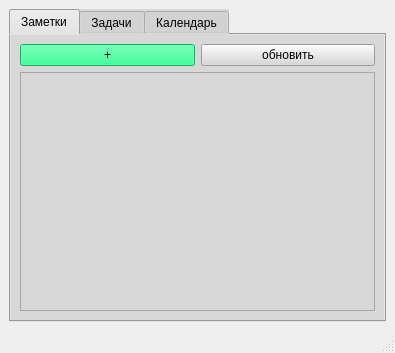
First picture: the form in test_maket.ui, repository Dragonfly774/daily, before the edit.
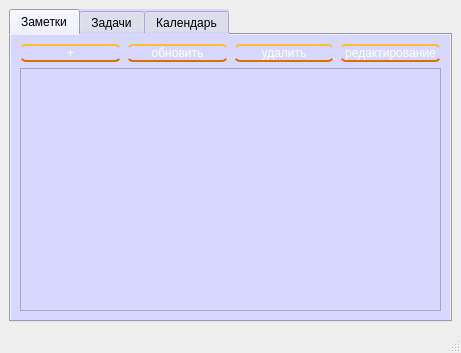
Second picture: the form after the edit.

Commit message: использую listWidget, добавил обновление и начал делать удаление

Patch:
```diff
--- a/test_maket.ui
+++ b/test_maket.ui
@@ -6,7 +6,7 @@
    <rect>
     <x>0</x>
     <y>0</y>
-    <width>395</width>
+    <width>461</width>
     <height>353</height>
    </rect>
   </property>
@@ -15,10 +15,10 @@
   </property>
   <widget class="QWidget" name="centralwidget">
    <layout class="QGridLayout" name="gridLayout">
-    <item row="0" column="0">
+    <item row="0" column="1">
      <widget class="QTabWidget" name="tabWidget">
       <property name="styleSheet">
-       <string notr="true">background-color: rgb(216, 216, 216);</string>
+       <string notr="true">background-color: rgb(216, 216, 255);</string>
       </property>
       <property name="currentIndex">
        <number>0</number>
@@ -37,7 +37,18 @@
            </size>
           </property>
           <property name="styleSheet">
-           <string notr="true">background-color: rgb(0, 255, 127);</string>
+           <string notr="true">  display: inline-block;
+  color: white;
+  text-decoration: none;
+  padding: .5em 2em;
+  outline: none;
+  border-width: 2px 0;
+  border-style: solid none;
+  border-color: #FDBE33 #000 #D77206;
+  border-radius: 6px;
+  background: linear-gradient(#F3AE0F, #E38916) #E38916;
+  transition: 0.2s;
+</string>
           </property>
           <property name="text">
            <string>+</string>
@@ -46,13 +57,67 @@
         </item>
         <item row="0" column="1">
          <widget class="QPushButton" name="refresh">
+          <property name="styleSheet">
+           <string notr="true">
+  display: inline-block;
+  color: white;
+  text-decoration: none;
+  padding: .5em 2em;
+  outline: none;
+  border-width: 2px 0;
+  border-style: solid none;
+  border-color: #FDBE33 #000 #D77206;
+  border-radius: 6px;
+  background: linear-gradient(#F3AE0F, #E38916) #E38916;
+  transition: 0.2s;</string>
+          </property>
           <property name="text">
            <string>обновить</string>
           </property>
          </widget>
         </item>
-        <item row="1" column="0" colspan="2">
-         <widget class="QTableView" name="tableView"/>
+        <item row="0" column="2">
+         <widget class="QPushButton" name="deletebt_notes">
+          <property name="styleSheet">
+           <string notr="true">display: inline-block;
+  color: white;
+  text-decoration: none;
+  padding: .5em 2em;
+  outline: none;
+  border-width: 2px 0;
+  border-style: solid none;
+  border-color: #FDBE33 #000 #D77206;
+  border-radius: 6px;
+  background: linear-gradient(#F3AE0F, #E38916) #E38916;
+  transition: 0.2s;</string>
+          </property>
+          <property name="text">
+           <string>удалить</string>
+          </property>
+         </widget>
+        </item>
+        <item row="0" column="3">
+         <widget class="QPushButton" name="editi">
+          <property name="styleSheet">
+           <string notr="true">display: inline-block;
+  color: white;
+  text-decoration: none;
+  padding: .5em 2em;
+  outline: none;
+  border-width: 2px 0;
+  border-style: solid none;
+  border-color: #FDBE33 #000 #D77206;
+  border-radius: 6px;
+  background: linear-gradient(#F3AE0F, #E38916) #E38916;
+  transition: 0.2s;</string>
+          </property>
+          <property name="text">
+           <string>редактирование</string>
+          </property>
+         </widget>
+        </item>
+        <item row="1" column="0" colspan="4">
+         <widget class="QListWidget" name="listWidget"/>
         </item>
        </layout>
       </widget>
```
Left out of the diff: 19 changed lines with no effect on the pictures. The commit also changes 7 other files.
